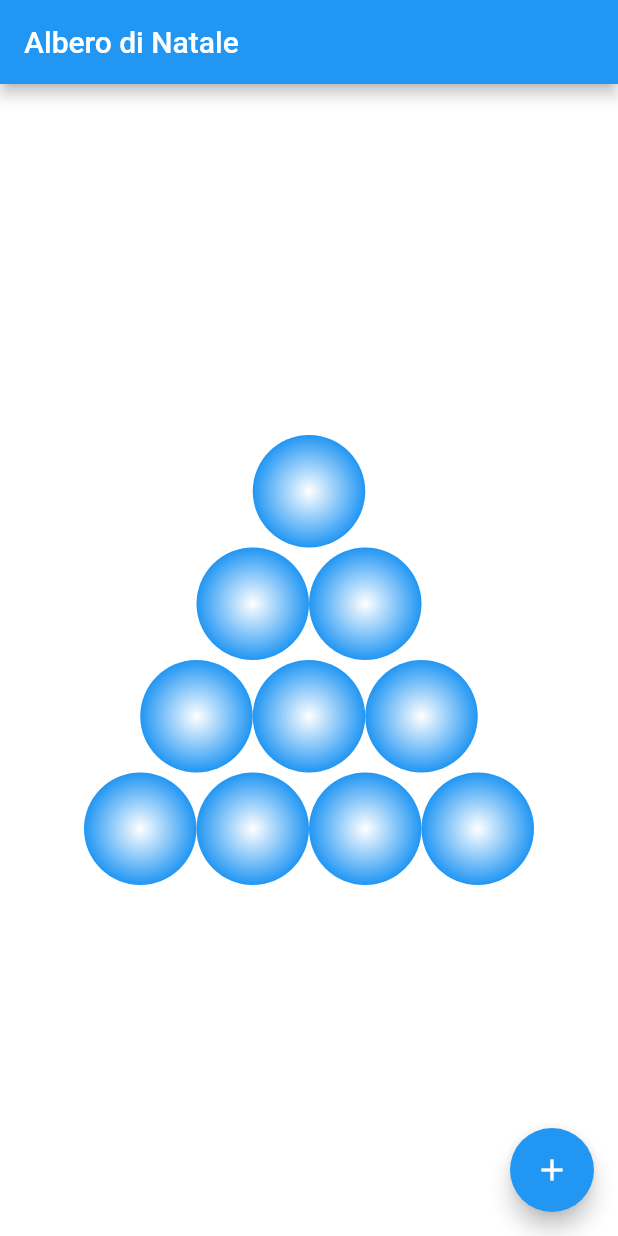
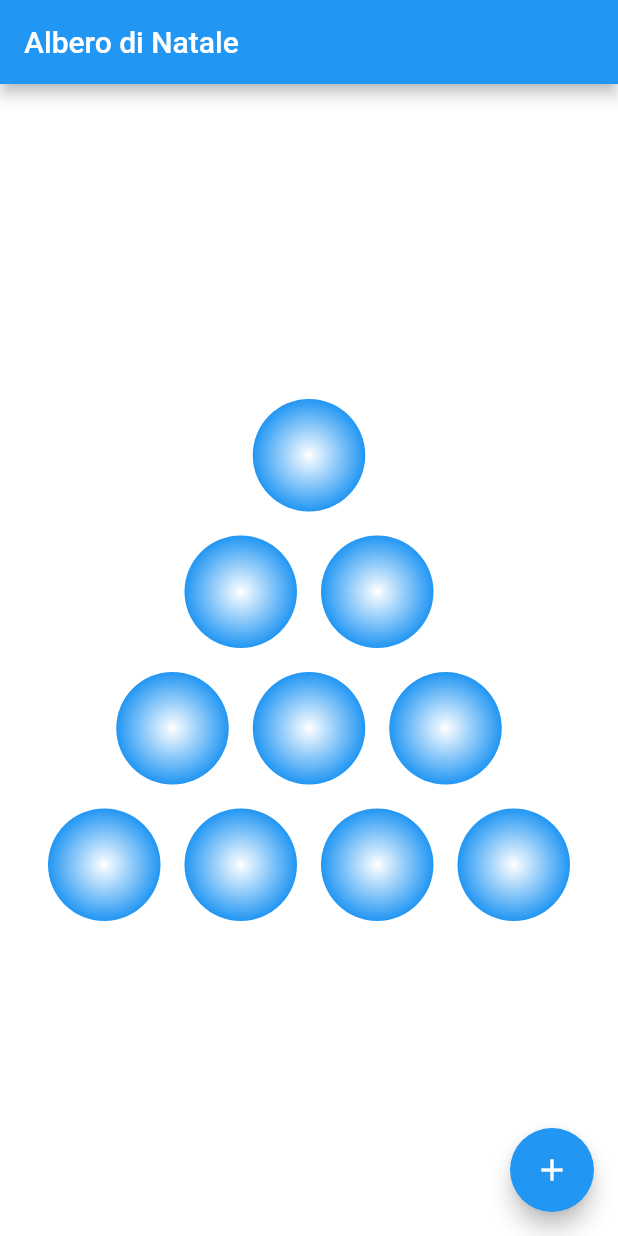
Before and after one commit to lewixlabs/xmas_tree, a Flutter app: the screen it shows after launch, after a tap on the "add" icon, on a phone screen of 412 x 824 dp. Run offline on Flutter 3.47's test engine with Material 2 defaults, Android fonts, the phone set to English and light mode, and no system bars.

Commit message:
some improvements :)

```diff
--- a/lib/main.dart
+++ b/lib/main.dart
@@ -46,18 +46,6 @@ class MyHomePage extends StatefulWidget {
 }
 
 class _MyHomePageState extends State<MyHomePage> {
-  int _counter = 0;
-
-  void _incrementCounter() {
-    setState(() {
-      // This call to setState tells the Flutter framework that something has
-      // changed in this State, which causes it to rerun the build method below
-      // so that the display can reflect the updated values. If we changed
-      // _counter without calling setState(), then the build method would not be
-      // called again, and so nothing would appear to happen.
-      _counter++;
-    });
-  }
 
   @override
   Widget build(BuildContext context) {
@@ -74,10 +62,7 @@ class _MyHomePageState extends State<MyHomePage> {
         // the App.build method, and use it to set our appbar title.
         title: Text(widget.title),
       ),
-      body: Center(
-        // Center is a layout widget. It takes a single child and positions it
-        // in the middle of the parent.
-        child: Column(
+      body: Column(
         // Column is also layout widget. It takes a list of children and
         // arranges them vertically. By default, it sizes itself to fit its
         // children horizontally, and tries to be as tall as its parent.
@@ -97,9 +82,8 @@ class _MyHomePageState extends State<MyHomePage> {
           XmasTree(4),
         ],
       ),
-      ),
       floatingActionButton: FloatingActionButton(
-        onPressed: _incrementCounter,
+        onPressed: () => print("pressed!"),
         tooltip: 'Increment',
         child: Icon(Icons.add),
       ), // This trailing comma makes auto-formatting nicer for build methods.
--- a/lib/xmas_tree.dart
+++ b/lib/xmas_tree.dart
@@ -75,8 +75,10 @@ class XmasTree extends StatelessWidget {
       ballsRows.add(
         Row(
           mainAxisAlignment: MainAxisAlignment.center,
-          crossAxisAlignment: CrossAxisAlignment.center,
-          children: List.generate(idxRow+1, (item) => XmasBall(Colors.pinkAccent)),
+          children: List.generate(idxRow+1, (item) => Padding(
+            padding: EdgeInsets.all(8.0),
+            child: XmasBall(Colors.pinkAccent),
+          )),
         )
       );
     }
--- a/pubspec.yaml
+++ b/pubspec.yaml
@@ -15,6 +15,7 @@ environment:
 dependencies:
   flutter:
     sdk: flutter
+  flare_flutter: ^1.0.0
 
   # The following adds the Cupertino Icons font to your application.
   # Use with the CupertinoIcons class for iOS style icons.
```
Lines whose indentation alone changed are shown as unchanged.
